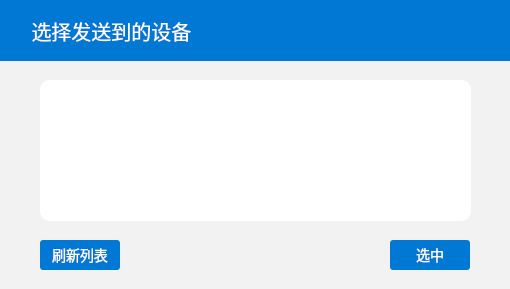
The window that SendToPhoneNew/widget.ui (DreamChaser-luzeyu/LingOne) describes before a commit, drawn with Qt 5.
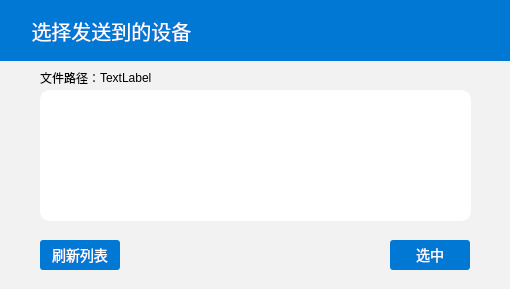
The same window after the commit.

```diff
--- a/SendToPhoneNew/widget.ui
+++ b/SendToPhoneNew/widget.ui
@@ -106,9 +106,9 @@
    <property name="geometry">
     <rect>
      <x>40</x>
-     <y>80</y>
+     <y>90</y>
      <width>431</width>
-     <height>141</height>
+     <height>131</height>
     </rect>
    </property>
   </widget>
@@ -125,6 +125,32 @@
     <string>选中</string>
    </property>
   </widget>
+  <widget class="QLabel" name="label_2">
+   <property name="geometry">
+    <rect>
+     <x>40</x>
+     <y>70</y>
+     <width>61</width>
+     <height>16</height>
+    </rect>
+   </property>
+   <property name="text">
+    <string>文件路径：</string>
+   </property>
+  </widget>
+  <widget class="QLabel" name="label_filepath">
+   <property name="geometry">
+    <rect>
+     <x>100</x>
+     <y>70</y>
+     <width>371</width>
+     <height>16</height>
+    </rect>
+   </property>
+   <property name="text">
+    <string>TextLabel</string>
+   </property>
+  </widget>
  </widget>
  <resources/>
  <connections/>
```
